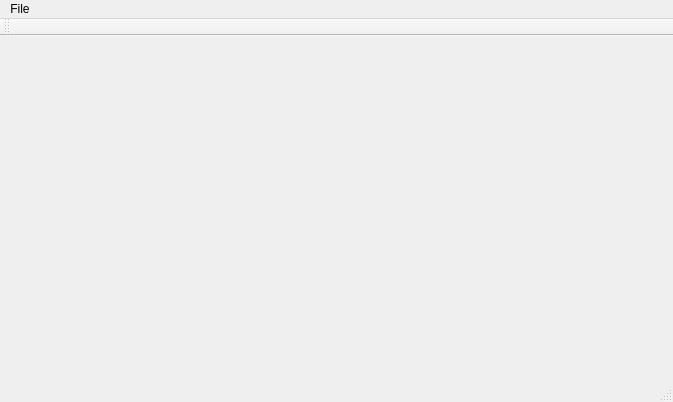
First picture: the form in Udemy_Tut_For_Beginners/ActionsDemo/mainwindow.ui, repository KrisToe4/qt, before the edit.
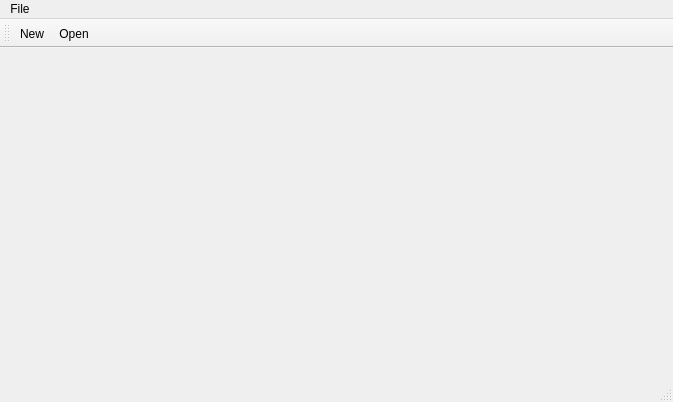
Second picture: the form after the edit. Icons and pictures are not drawn.

Commit message: Add actions to toolbar as well and hook up events

```diff
--- a/Udemy_Tut_For_Beginners/ActionsDemo/mainwindow.ui
+++ b/Udemy_Tut_For_Beginners/ActionsDemo/mainwindow.ui
@@ -40,6 +40,8 @@
    <attribute name="toolBarBreak">
     <bool>false</bool>
    </attribute>
+   <addaction name="actionNew"/>
+   <addaction name="actionOpen"/>
   </widget>
   <widget class="QStatusBar" name="statusBar"/>
   <action name="actionNew">
```
The commit also changes 2 other files.
